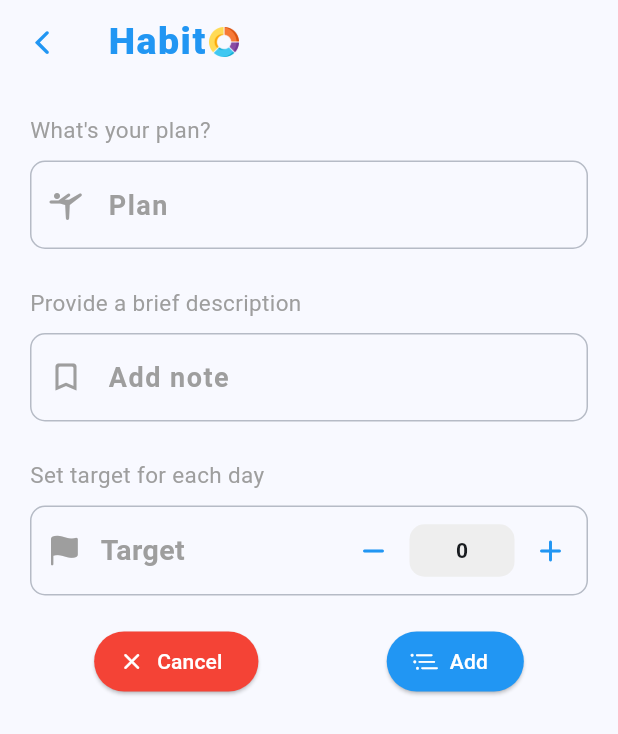
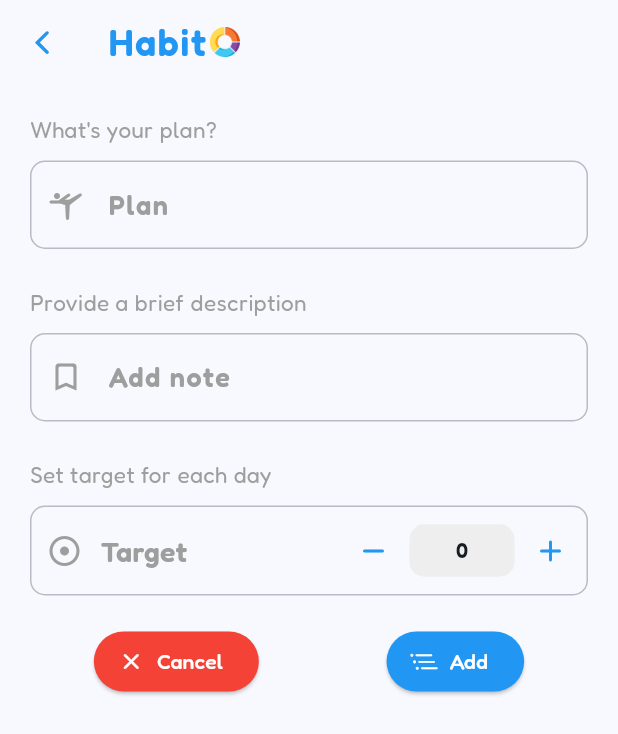
Before and after one commit to Aman-Sirmaur19/Habito-Habit_Tracker_App, a Flutter app: the screen it shows after launch, after a tap on "Get Started", on a phone screen of 412 x 824 dp. Shown: the top 734 px of the screen. Run offline on Flutter 3.47's test engine with Material 3 defaults, Android fonts, the phone set to English and light mode, and no system bars; our stand-ins replace flutter_heatmap_calendar, hive, hive_flutter; accounts and stored records are empty.

Commit message:
Updated UI.

```diff
--- a/lib/main.dart
+++ b/lib/main.dart
@@ -55,6 +55,7 @@ class MyApp extends StatelessWidget {
       debugShowCheckedModeBanner: false,
       title: 'HabitO',
       theme: ThemeData(
+        fontFamily: 'Fredoka',
         colorScheme: ColorScheme.fromSeed(seedColor: Colors.blue),
         iconButtonTheme: IconButtonThemeData(
             style: ButtonStyle(
--- a/lib/screens/habit_screen.dart
+++ b/lib/screens/habit_screen.dart
@@ -210,7 +210,7 @@ class _HabitScreenState extends State<HabitScreen> {
             padding: EdgeInsets.only(left: 10),
             child: Row(
               children: [
-                Icon(CupertinoIcons.flag_fill, color: Colors.grey),
+                Icon(Icons.adjust, color: Colors.grey),
                 SizedBox(width: 12),
                 Text('Target',
                     style: TextStyle(
--- a/lib/widgets/app_name.dart
+++ b/lib/widgets/app_name.dart
@@ -13,7 +13,7 @@ class AppName extends StatelessWidget {
               color: Colors.blue,
               letterSpacing: 1,
               fontSize: 25,
-              fontWeight: FontWeight.w800,
+              fontWeight: FontWeight.w700,
             )),
         const SizedBox(width: 2),
         Image.asset('assets/images/pie-chart.png', width: 20),
--- a/lib/widgets/main_drawer.dart
+++ b/lib/widgets/main_drawer.dart
@@ -53,7 +53,7 @@ class MainDrawer extends StatelessWidget {
                 const Text(
                   'Hey Buddy!',
                   style: TextStyle(
-                    fontWeight: FontWeight.w800,
+                    fontWeight: FontWeight.w700,
                     fontSize: 25,
                     color: Color.fromARGB(255, 95, 48, 237),
                   ),
```
